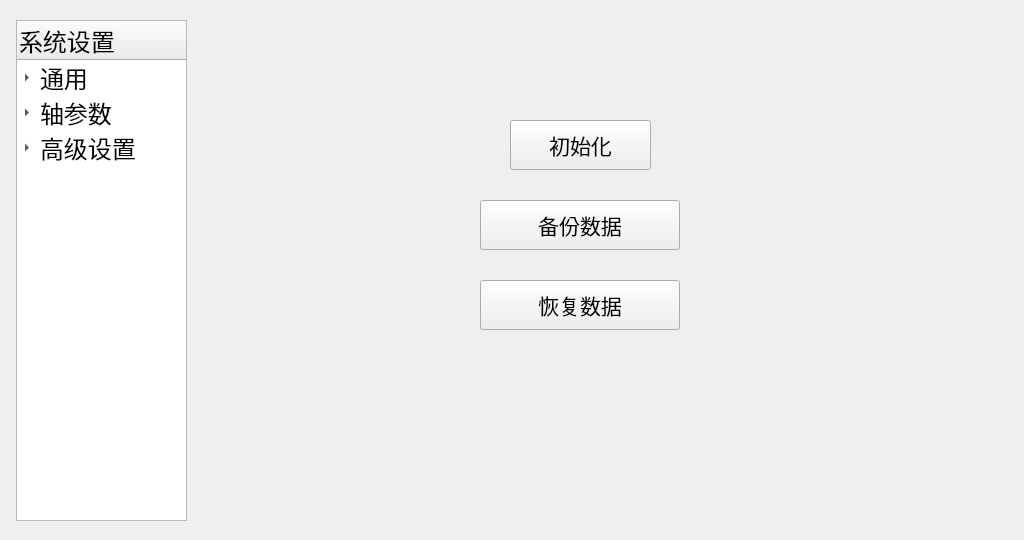
The window that A66-app/systemsetting.ui (Tetraelc/A66_PRO) describes before a commit, drawn with Qt 5.
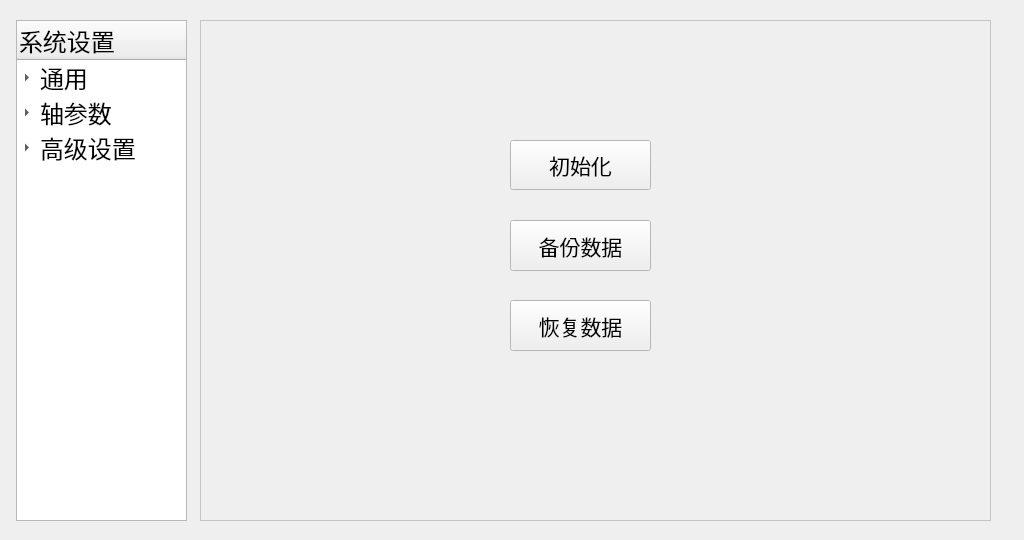
The same window after the commit. The open tabs and pages were chosen to show the change. Icons and pictures are not drawn.

```diff
--- a/A66-app/systemsetting.ui
+++ b/A66-app/systemsetting.ui
@@ -19,7 +19,7 @@
      <x>200</x>
      <y>20</y>
      <width>791</width>
-     <height>491</height>
+     <height>501</height>
     </rect>
    </property>
    <property name="currentIndex">
@@ -105,75 +105,190 @@
     </widget>
    </widget>
    <widget class="QWidget" name="page_3">
-    <widget class="QToolButton" name="toolButton_InitDAT">
+    <widget class="QFrame" name="frame_2">
      <property name="geometry">
       <rect>
-       <x>310</x>
-       <y>100</y>
-       <width>141</width>
-       <height>50</height>
+       <x>0</x>
+       <y>0</y>
+       <width>791</width>
+       <height>501</height>
       </rect>
      </property>
-     <property name="font">
-      <font>
-       <pointsize>16</pointsize>
-      </font>
+     <property name="palette">
+      <palette>
+       <active>
+        <colorrole role="Base">
+         <brush brushstyle="SolidPattern">
+          <color alpha="255">
+           <red>255</red>
+           <green>255</green>
+           <blue>255</blue>
+          </color>
+         </brush>
+        </colorrole>
+        <colorrole role="Window">
+         <brush brushstyle="SolidPattern">
+          <color alpha="255">
+           <red>255</red>
+           <green>255</green>
+           <blue>255</blue>
+          </color>
+         </brush>
+        </colorrole>
+       </active>
+       <inactive>
+        <colorrole role="Base">
+         <brush brushstyle="SolidPattern">
+          <color alpha="255">
+           <red>255</red>
+           <green>255</green>
+           <blue>255</blue>
+          </color>
+         </brush>
+        </colorrole>
+        <colorrole role="Window">
+         <brush brushstyle="SolidPattern">
+          <color alpha="255">
+           <red>255</red>
+           <green>255</green>
+           <blue>255</blue>
+          </color>
+         </brush>
+        </colorrole>
+       </inactive>
+       <disabled>
+        <colorrole role="Base">
+         <brush brushstyle="SolidPattern">
+          <color alpha="255">
+           <red>255</red>
+           <green>255</green>
+           <blue>255</blue>
+          </color>
+         </brush>
+        </colorrole>
+        <colorrole role="Window">
+         <brush brushstyle="SolidPattern">
+          <color alpha="255">
+           <red>255</red>
+           <green>255</green>
+           <blue>255</blue>
+          </color>
+         </brush>
+        </colorrole>
+       </disabled>
+      </palette>
      </property>
-     <property name="text">
-      <string>初始化</string>
+     <property name="frameShape">
+      <enum>QFrame::StyledPanel</enum>
      </property>
-     <property name="icon">
-      <iconset resource="A66-appsrc.qrc">
-       <normaloff>:/ICO/chushihua.png</normaloff>:/ICO/chushihua.png</iconset>
+     <property name="frameShadow">
+      <enum>QFrame::Raised</enum>
      </property>
-     <property name="iconSize">
-      <size>
-       <width>48</width>
-       <height>48</height>
-      </size>
-     </property>
-     <property name="popupMode">
-      <enum>QToolButton::DelayedPopup</enum>
-     </property>
-     <property name="toolButtonStyle">
-      <enum>Qt::ToolButtonTextBesideIcon</enum>
-     </property>
-    </widget>
-    <widget class="QToolButton" name="toolButton_SaveDAT">
-     <property name="geometry">
-      <rect>
-       <x>280</x>
-       <y>180</y>
-       <width>200</width>
-       <height>50</height>
-      </rect>
-     </property>
-     <property name="font">
-      <font>
-       <pointsize>16</pointsize>
-      </font>
-     </property>
-     <property name="text">
-      <string>备份数据</string>
-     </property>
-    </widget>
-    <widget class="QToolButton" name="toolButton_ResumeDAT">
-     <property name="geometry">
-      <rect>
-       <x>280</x>
-       <y>260</y>
-       <width>200</width>
-       <height>50</height>
-      </rect>
-     </property>
-     <property name="font">
-      <font>
-       <pointsize>16</pointsize>
-      </font>
-     </property>
-     <property name="text">
-      <string>恢复数据</string>
-     </property>
+     <widget class="QToolButton" name="toolButton_InitDAT">
+      <property name="geometry">
+       <rect>
+        <x>310</x>
+        <y>120</y>
+        <width>141</width>
+        <height>50</height>
+       </rect>
+      </property>
+      <property name="font">
+       <font>
+        <pointsize>16</pointsize>
+       </font>
+      </property>
+      <property name="cursor">
+       <cursorShape>BlankCursor</cursorShape>
+      </property>
+      <property name="text">
+       <string>初始化</string>
+      </property>
+      <property name="icon">
+       <iconset resource="A66-appsrc.qrc">
+        <normaloff>:/ICO/chushihua.png</normaloff>:/ICO/chushihua.png</iconset>
+      </property>
+      <property name="iconSize">
+       <size>
+        <width>36</width>
+        <height>36</height>
+       </size>
+      </property>
+      <property name="popupMode">
+       <enum>QToolButton::DelayedPopup</enum>
+      </property>
+      <property name="toolButtonStyle">
+       <enum>Qt::ToolButtonTextBesideIcon</enum>
+      </property>
+     </widget>
+     <widget class="QToolButton" name="toolButton_SaveDAT">
+      <property name="geometry">
+       <rect>
+        <x>310</x>
+        <y>200</y>
+        <width>141</width>
+        <height>51</height>
+       </rect>
+      </property>
+      <property name="font">
+       <font>
+        <pointsize>16</pointsize>
+       </font>
+      </property>
+      <property name="cursor">
+       <cursorShape>BlankCursor</cursorShape>
+      </property>
+      <property name="text">
+       <string>备份数据</string>
+      </property>
+      <property name="icon">
+       <iconset resource="A66-appsrc.qrc">
+        <normaloff>:/ICO/read.png</normaloff>:/ICO/read.png</iconset>
+      </property>
+      <property name="iconSize">
+       <size>
+        <width>36</width>
+        <height>36</height>
+       </size>
+      </property>
+      <property name="toolButtonStyle">
+       <enum>Qt::ToolButtonTextBesideIcon</enum>
+      </property>
+     </widget>
+     <widget class="QToolButton" name="toolButton_ResumeDAT">
+      <property name="geometry">
+       <rect>
+        <x>310</x>
+        <y>280</y>
+        <width>141</width>
+        <height>51</height>
+       </rect>
+      </property>
+      <property name="font">
+       <font>
+        <pointsize>16</pointsize>
+       </font>
+      </property>
+      <property name="cursor">
+       <cursorShape>BlankCursor</cursorShape>
+      </property>
+      <property name="text">
+       <string>恢复数据</string>
+      </property>
+      <property name="icon">
+       <iconset resource="A66-appsrc.qrc">
+        <normaloff>:/ICO/read2.png</normaloff>:/ICO/read2.png</iconset>
+      </property>
+      <property name="iconSize">
+       <size>
+        <width>36</width>
+        <height>36</height>
+       </size>
+      </property>
+      <property name="toolButtonStyle">
+       <enum>Qt::ToolButtonTextBesideIcon</enum>
+      </property>
+     </widget>
     </widget>
    </widget>
    <widget class="QWidget" name="page_2">
```
Left out of the diff: 312 changed lines with no effect on the pictures.
